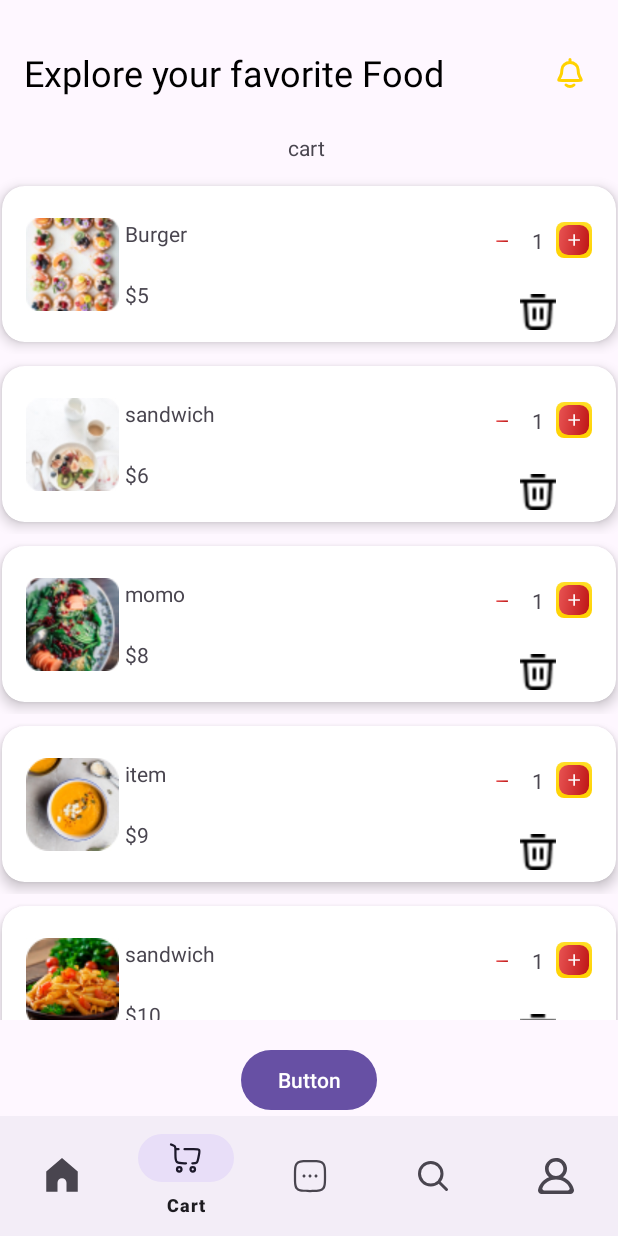
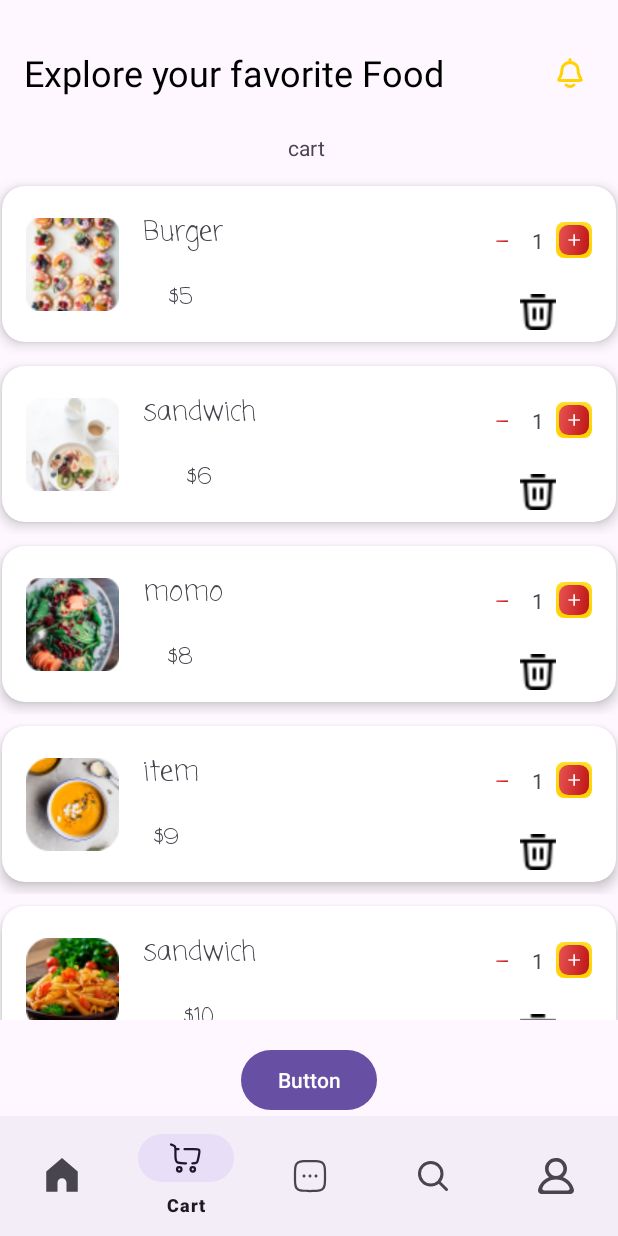
Before and after one commit to yugaltyagi/Swiggy_Zomato_Clone, an Android app: the CartFragment screen opened through its navigation route, on a phone screen of 412 x 824 dp. Run offline under Robolectric (Android 15) with nearby library versions, the phone set to English and light mode, and no system bars; our stand-ins replace navigation-ui; libraries missing offline, so code that uses them is left out: com.denzcoskun.imageslider; 7 statements that could not run were skipped.

Commit message:
New font

```diff
--- a/app/src/main/res/layout/cart_item.xml
+++ b/app/src/main/res/layout/cart_item.xml
@@ -38,7 +38,9 @@
                 android:id="@+id/cartFoodName"
                 android:layout_width="wrap_content"
                 android:layout_height="wrap_content"
-                android:layout_marginStart="4dp"
+                android:layout_marginLeft="16dp"
+                android:textSize="18dp"
+                android:fontFamily="casual"
                 android:text="TextView"
                 app:layout_constraintBottom_toTopOf="@+id/cartItemPrice"
                 app:layout_constraintStart_toEndOf="@+id/cartImage"
@@ -50,7 +52,11 @@
                 android:layout_height="wrap_content"
                 android:layout_marginStart="4dp"
                 android:text="TextView"
+                android:textSize="15dp"
+                android:fontFamily="casual"
                 app:layout_constraintBottom_toBottomOf="parent"
+                app:layout_constraintEnd_toEndOf="@+id/cartFoodName"
+                app:layout_constraintHorizontal_bias="0.582"
                 app:layout_constraintStart_toEndOf="@+id/cartImage"
                 app:layout_constraintTop_toBottomOf="@+id/cartFoodName" />
 
--- a/gradle/libs.versions.toml
+++ b/gradle/libs.versions.toml
@@ -1,5 +1,5 @@
 [versions]
-agp = "8.7.2"
+agp = "8.7.3"
 kotlin = "1.9.24"
 coreKtx = "1.10.1"
 junit = "4.13.2"
```
